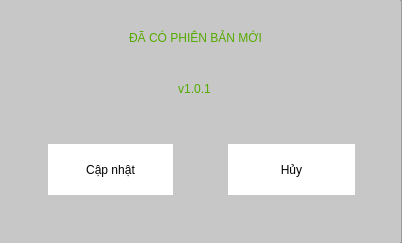
Qt form CheckVersionScreen/UI/CheckVersion.ui (Lam-dev/TheoryFaceRecognition) before a commit.
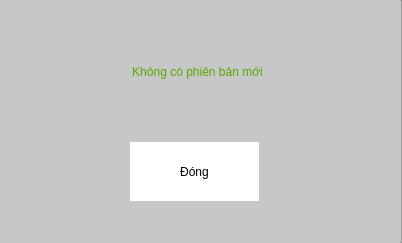
The same form after that commit. Icons and pictures are not drawn.

What changed in the file:
```diff
--- a/CheckVersionScreen/UI/CheckVersion.ui
+++ b/CheckVersionScreen/UI/CheckVersion.ui
@@ -45,7 +45,7 @@
     <property name="geometry">
      <rect>
       <x>20</x>
-      <y>92</y>
+      <y>48</y>
       <width>355</width>
       <height>47</height>
      </rect>
@@ -61,6 +61,22 @@
      <set>Qt::AlignCenter</set>
     </property>
    </widget>
+   <widget class="QPushButton" name="pushButton">
+    <property name="geometry">
+     <rect>
+      <x>130</x>
+      <y>142</y>
+      <width>129</width>
+      <height>59</height>
+     </rect>
+    </property>
+    <property name="styleSheet">
+     <string notr="true">background-color: rgb(255, 255, 255);</string>
+    </property>
+    <property name="text">
+     <string>Đóng</string>
+    </property>
+   </widget>
   </widget>
   <widget class="QFrame" name="frame_containConnectingNotify">
    <property name="geometry">
@@ -222,6 +238,9 @@
     </property>
    </widget>
   </widget>
+  <zorder>frame_containConnectingNotify</zorder>
+  <zorder>frameDetectNewVersion</zorder>
+  <zorder>frameNotNewVersion</zorder>
  </widget>
  <resources/>
  <connections/>
```
